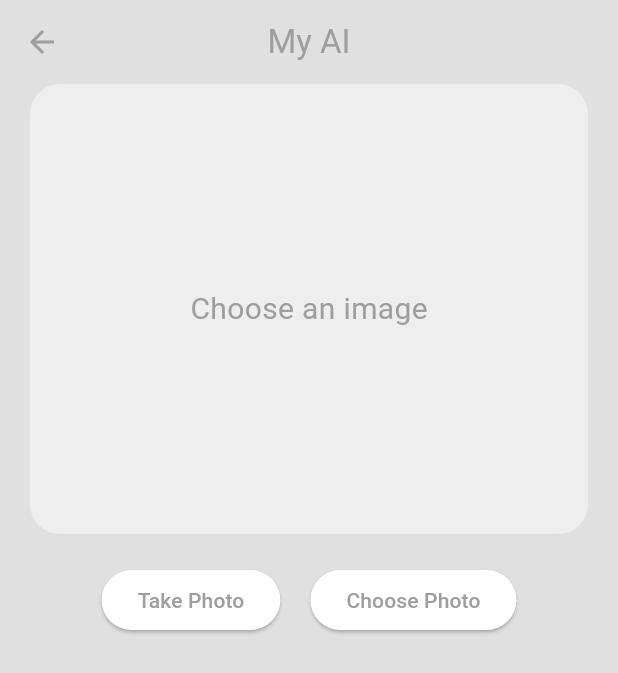
After one commit to Safvanvp/CharUp, a Flutter app: the screen it shows once a user with an empty profile is signed in, in the side drawer, after a tap on "MY AI", on a phone screen of 412 x 824 dp. The commit adds this screen. Shown: the top 673 px of the screen. Run offline on Flutter 3.47's test engine with Material 3 defaults, Android fonts, the phone set to English and light mode, and no system bars; our stand-ins replace cloud_firestore, firebase_auth, firebase_core, image_picker; accounts and stored records are empty.

Commit message:
my ai page ui

```diff
--- a/lib/components/my_drawer.dart
+++ b/lib/components/my_drawer.dart
@@ -1,3 +1,4 @@
+import 'package:chatup/pages/my_ai_page.dart';
 import 'package:chatup/services/auth/auth_service.dart';
 import 'package:chatup/pages/settings_page.dart';
 import 'package:flutter/material.dart';
@@ -98,6 +99,24 @@ class _MyDrawerState extends State<MyDrawer> {
                 ),
               ),
 
+              //my ai tile
+              Padding(
+                padding: const EdgeInsets.only(left: 20),
+                child: ListTile(
+                  leading: Icon(Icons.android,
+                      color: Theme.of(context).colorScheme.primary),
+                  title: Text('MY AI',
+                      style: TextStyle(
+                        color: Theme.of(context).colorScheme.primary,
+                        fontWeight: FontWeight.w500,
+                      )),
+                  onTap: () {
+                    Navigator.push(context,
+                        MaterialPageRoute(builder: (context) => MyAiPage()));
+                  },
+                ),
+              ),
+
               // Settings tile
               Padding(
                 padding: const EdgeInsets.only(left: 20),
--- a/lib/pages/edit_details_page.dart
+++ b/lib/pages/edit_details_page.dart
@@ -1,4 +1,4 @@
-import 'package:chatup/components/my_button.dart';
+
 import 'package:cloud_firestore/cloud_firestore.dart';
 import 'package:firebase_auth/firebase_auth.dart';
 import 'package:flutter/material.dart';
--- /dev/null
+++ b/lib/pages/my_ai_page.dart
@@ -0,0 +1,151 @@
+import 'dart:io';
+
+import 'package:chatup/services/bot/claude_ai_services.dart';
+import 'package:flutter/material.dart';
+import 'package:image_picker/image_picker.dart';
+
+class MyAiPage extends StatefulWidget {
+  const MyAiPage({super.key});
+
+  @override
+  State<MyAiPage> createState() => _MyAiPageState();
+}
+
+class _MyAiPageState extends State<MyAiPage> {
+  //variable and stuffs
+
+  File? _image;
+  String? _description;
+  bool _isLoading = false;
+  final _picker = ImagePicker();
+
+  //pick image method
+  Future<void> _pickImage(ImageSource sours) async {
+    //pick image from gallery or camera
+    try {
+      final pickedFile = await _picker.pickImage(
+        source: sours,
+        maxHeight: 1080,
+        maxWidth: 1920,
+        imageQuality: 85,
+      );
+      //image has chosen -> start analysis
+      if (pickedFile != null) {
+        setState(() {
+          _image = File(pickedFile.path);
+        });
+        await _analyzeImage();
+      }
+    }
+
+    //error..
+    catch (e) {
+      print('Error picking image: $e');
+    }
+  }
+
+  //analyze image method
+
+  Future<void> _analyzeImage() async {
+    if (_image == null) return; //no image chosed to analyze
+
+    //loading..
+    setState(() {
+      _isLoading = true;
+    });
+
+    //start analysis of image
+    try {
+      final description = await ClaudeAiServices().analyzeImage(_image!);
+      setState(() {
+        _description = description;
+      });
+    }
+
+    //error..
+    catch (e) {
+      print('Error analyzing image: $e');
+      setState(() {
+        _isLoading = false;
+      });
+    }
+  }
+
+  @override
+  Widget build(BuildContext context) {
+    return Scaffold(
+      backgroundColor: Theme.of(context).colorScheme.background,
+      appBar: AppBar(
+        backgroundColor: Colors.transparent,
+        elevation: 0,
+        foregroundColor: Colors.grey,
+        title: const Text('My AI'),
+        centerTitle: true,
+      ),
+      body: Column(
+        children: [
+          Container(
+            //display image
+            margin: EdgeInsets.symmetric(
+              horizontal: 20,
+            ),
+            height: 300,
+            width: MediaQuery.of(context)
+                .size
+                .width, // Set the width to the screen width
+            decoration: BoxDecoration(
+              color: Theme.of(context).colorScheme.secondary,
+              borderRadius: BorderRadius.circular(20),
+            ),
+            child: _image != null
+                ? Image.file(
+                    _image!,
+                    fit: BoxFit.cover,
+                  )
+                : const Center(
+                    child: Text(
+                      'Choose an image',
+                      style: TextStyle(
+                        color: Colors.grey,
+                        fontSize: 20,
+                        fontWeight: FontWeight.w400,
+                      ),
+                    ),
+                  ),
+          ),
+
+          const SizedBox(
+            height: 20,
+          ),
+
+          //button
+          Row(
+            mainAxisAlignment: MainAxisAlignment.center,
+            children: [
+              //button ->take photo
+              ElevatedButton(
+                onPressed: () {
+                  _pickImage(ImageSource.camera);
+                },
+                child: const Text('Take Photo'),
+              ),
+
+              const SizedBox(
+                width: 20,
+              ),
+              //button ->choose from gallery
+              ElevatedButton(
+                onPressed: () {
+                  _pickImage(ImageSource.gallery);
+                },
+                child: const Text('Choose Photo'),
+              ),
+            ],
+          )
+
+          //description
+        ],
+      ),
+    );
+  }
+}
--- /dev/null
+++ b/lib/services/bot/claude_ai_services.dart
@@ -0,0 +1,56 @@
+import 'dart:convert';
+import 'dart:io';
+import 'package:http/http.dart' as http;
+
+class ClaudeAiServices {
+  final String _baseUrl = 'https://api.anthropic.com/v1/messages';
+  final String _apiKeys = 'my api key';
+
+
+  Future<String> analyzeImage(File image) async {
+
+    //prepare image for claude
+    final bytes = await image.readAsBytes();
+    final base64Image = base64Encode(bytes);
+
+    //send requast to claude
+    final response = await http.post(Uri.parse(_baseUrl),
+        headers: {
+          'contant-type': 'application/json',
+          'x-api-key': _apiKeys,
+          'anthropic-version': '2023-06-01'
+        },
+        body: jsonEncode({
+          'model': 'claude-3-opus-20240229',
+          'max_tokens_to_sample': 50,
+          'messages': [
+            {
+              'role': 'user',
+              'content': [
+                {
+                  'type': 'image',
+                  'source': {
+                    'typr': 'base64',
+                    'media_type': 'image/jpeg',
+                    'data': base64Image
+                  }
+                },
+                {
+                  'type': 'text',
+                  'text': 'Plese describe what you see in the image'
+                }
+              ],
+            }
+          ]
+        }));
+    //seccessfull response from claude
+
+    if (response.statusCode == 200) {
+      final data = jsonDecode(response.body);
+      return data['content'][0]['text'];
+    }
+
+    //error...
+    throw Exception('Failed to analyze image: ${response.statusCode}');
+  }
+}
--- a/pubspec.yaml
+++ b/pubspec.yaml
@@ -20,9 +20,11 @@ dependencies:
   firebase_auth:
   cloud_firestore:
   provider:
-  flutter_login:
-  google_sign_in:
+  # flutter_login:
+  # google_sign_in:
   intl:
+  image_picker:
+  http:
 
 dev_dependencies:
   flutter_test:
```
Also changed, not shown: lib/services/search/serch.dart (deleted), pubspec.lock, 7 other files.
